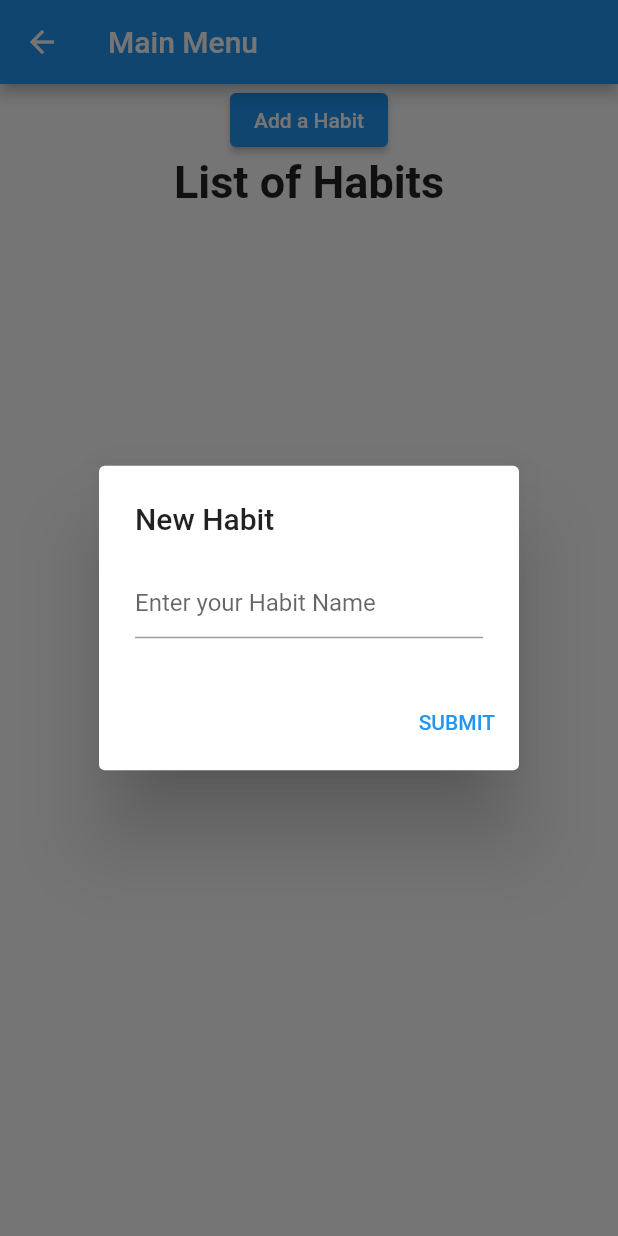
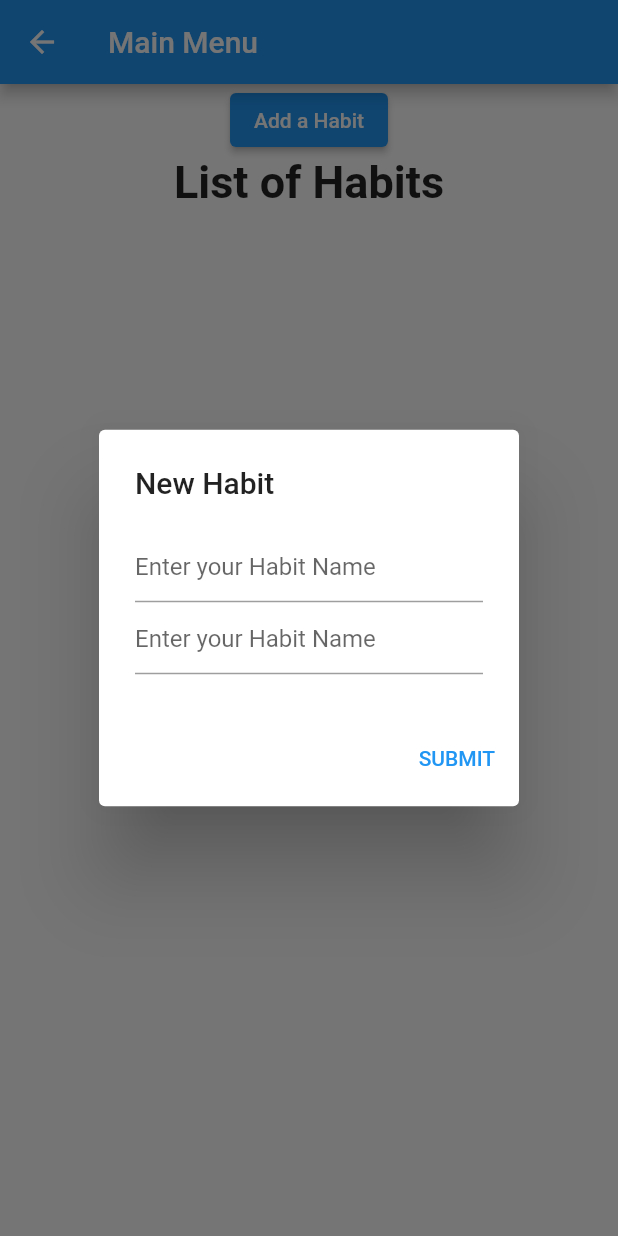
Before and after one commit to schwalbevans/better_with_friends, a Flutter app: the initalMenu screen opened directly, after a tap on "Add a Habit", on a phone screen of 412 x 824 dp. Run offline on Flutter 3.47's test engine with Material 2 defaults, Android fonts, the phone set to English and light mode, and no system bars; our stand-ins replace firebase_auth, firebase_core; accounts and stored records are empty.

Commit message:
Added multiple elements to add habit dialog box

```diff
--- a/lib/screens/components/menu_body.dart
+++ b/lib/screens/components/menu_body.dart
@@ -34,8 +34,19 @@ class menuBody extends StatelessWidget {
 
 void openDialog(context) => showDialog( builder: (context) => AlertDialog(
     title: Text('New Habit'),
-    content: TextField(
+    content: Column(
+  crossAxisAlignment: CrossAxisAlignment.stretch,
+  //position
+  mainAxisSize: MainAxisSize.min,
+  // wrap content in flutter
+  children: <Widget>[
+  TextField(
+  decoration: InputDecoration(hintText: 'Enter your Habit Name'),
+  ),
+    TextField(
       decoration: InputDecoration(hintText: 'Enter your Habit Name'),
+    ),
+  ]
     ),
     actions: [
       TextButton(onPressed: () {}, child: Text('SUBMIT')),
```
